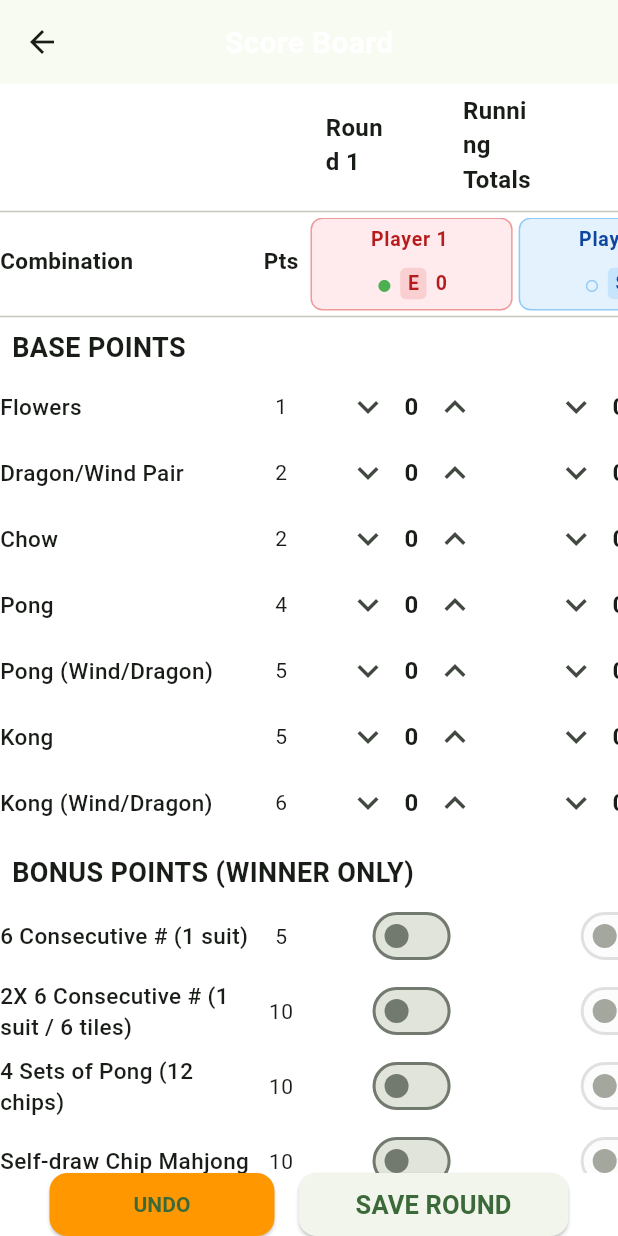
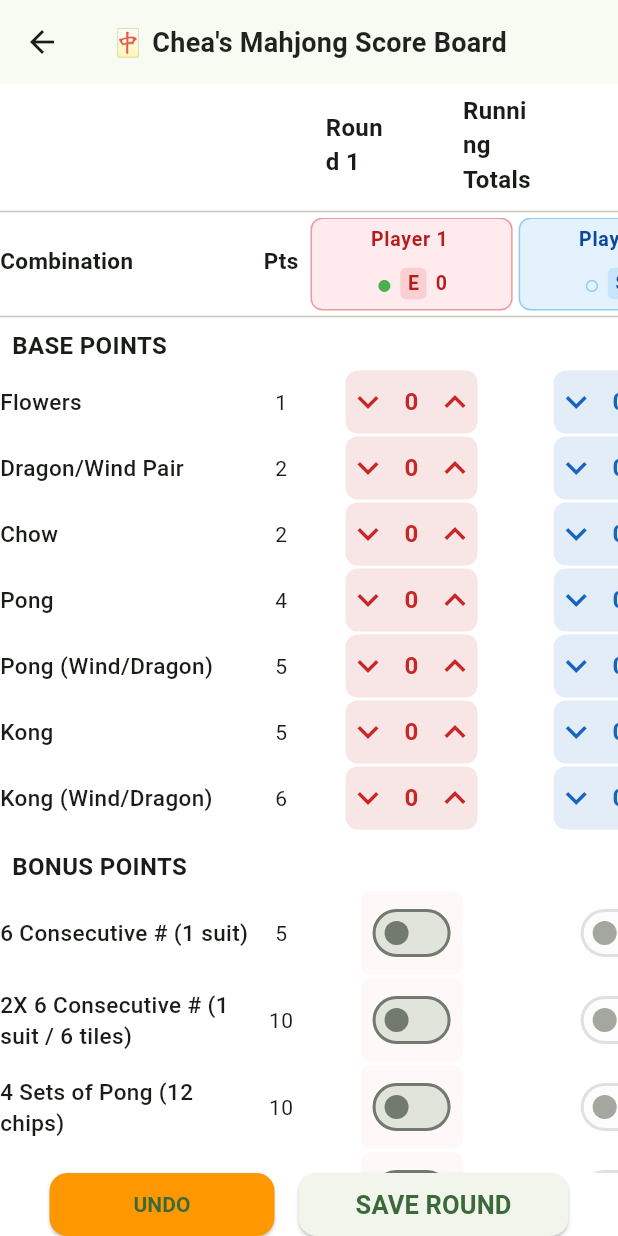
Before and after one commit to hkcApp/cheas_score_pro, a Flutter app: the screen it shows after launch, after a tap on "New Game", on a phone screen of 412 x 824 dp. Run offline on Flutter 3.47's test engine with Material 3 defaults, Android fonts, the phone set to English and light mode, and no system bars; our stand-ins replace shared_preferences.

Commit message:
Add player color theme system and UI polish

```diff
--- a/lib/screens/score_screen.dart
+++ b/lib/screens/score_screen.dart
@@ -250,8 +250,6 @@ class _ScoreScreenState
     BuildContext context,
   ) {
 
-
-
     final game =
         GameService.instance.currentGame;
 
@@ -260,25 +258,24 @@ class _ScoreScreenState
     }
 
 
-
-
     if (game == null) {
 
-
-
       return Scaffold(
-
 
         appBar:
             AppBar(
 
           title:
               const Text(
-            "Score Board",
+            "🀄 Chea's Mahjong Score Board",
+            style: TextStyle(
+              fontSize: 18,
+              fontWeight: FontWeight.bold,
+              color: Colors.black87,
+            ),
           ),
 
         ),
-
 
 
         body:
@@ -291,82 +288,55 @@ class _ScoreScreenState
 
         ),
 
-
       );
-
 
     }
 
 
 
-
-
-
-
-
     return Scaffold(
-
 
       appBar:
           AppBar(
 
-
         title:
             const Text(
-          "Score Board",
+          "🀄 Chea's Mahjong Score Board",
+          style: TextStyle(
+            fontSize: 18,
+            fontWeight: FontWeight.bold,
+            color: Colors.black87,
+          ),
         ),
 
-
       ),
-
-
 
 
 
       body:
           Column(
 
-
         children: [
-
-
-
 
 
           Padding(
 
-
             padding:
                 const EdgeInsets.symmetric(
-
               horizontal: 12,
-
               vertical: 6,
-
             ),
-
-
-
 
 
             child:
                 Column(
 
-
-
               children: [
-
-
-
-
 
 
                 Row(
 
-
-
                   children: [
-
 
 
                     const SizedBox(
@@ -374,146 +344,81 @@ class _ScoreScreenState
                     ),
 
 
-
                     const SizedBox(
                       width: 35,
                     ),
 
 
+                    Expanded(
+
+                      child:
+                          Center(
+
+                        child:
+                            Text(
+
+                          "Round ${game.round}",
+
+                          style:
+                              const TextStyle(
+                            fontSize: 16,
+                            fontWeight:
+                                FontWeight.bold,
+                          ),
+
+                        ),
+
+                      ),
+
+                    ),
+
+
+                    const Expanded(
+                      child:
+                          SizedBox(),
+                    ),
 
 
                     Expanded(
 
-
-
                       child:
                           Center(
-
-
 
                         child:
                             Text(
 
-
-
-                          "Round ${game.round}",
-
-
+                          "Running Totals",
 
                           style:
                               const TextStyle(
-
                             fontSize: 16,
-
                             fontWeight:
                                 FontWeight.bold,
-
                           ),
-
-
 
                         ),
 
-
-
                       ),
-
-
 
                     ),
 
 
-
-
-
                     const Expanded(
-
                       child:
                           SizedBox(),
-
                     ),
-
-
-
-
-
-
-                    Expanded(
-
-
-
-                      child:
-                          Center(
-
-
-
-                        child:
-                            Text(
-
-
-
-                          "Running Totals",
-
-
-
-                          style:
-                              const TextStyle(
-
-                            fontSize: 16,
-
-                            fontWeight:
-                                FontWeight.bold,
-
-                          ),
-
-
-
-                        ),
-
-
-
-                      ),
-
-
-
-                    ),
-
-
-
-
-
-                    const Expanded(
-
-                      child:
-                          SizedBox(),
-
-                    ),
-
 
 
                   ],
 
-
-
                 ),
-
-
-
-
 
 
               ],
 
-
-
             ),
 
-
-
           ),
-
-
-
 
 
 
@@ -523,104 +428,183 @@ class _ScoreScreenState
 
 
 
+          Flexible(
 
+            child:
+                SingleChildScrollView(
 
+              child:
+                  ScoringTable(
 
+                key: _tableKey,
 
-          Flexible(
-            child: SingleChildScrollView(
-              child: ScoringTable(
-                key: _tableKey,
                 playerNames:
                     game.players
-                        .map((player) => player.name)
+                        .map(
+                          (player) => player.name,
+                        )
                         .toList(),
+
 
                 runningTotals:
                     game.players
-                        .map((player) => player.score)
+                        .map(
+                          (player) => player.score,
+                        )
                         .toList(),
 
-                winnerIndex: winnerIndex,
 
-                onWinnerChanged: _winnerChanged,
+                winnerIndex:
+                    winnerIndex,
 
-                onPlayerNameChanged: (playerIndex, newName) {
+
+                onWinnerChanged:
+                    _winnerChanged,
+
+
+                onPlayerNameChanged:
+                    (playerIndex, newName) {
+
                   setState(() {
-                    game.players[playerIndex].name = newName;
+
+                    game.players[playerIndex].name =
+                        newName;
+
                   });
 
                   GameService.instance.saveCurrentGame();
+
                 },
 
-                onChanged: (values) {
-                  currentQuantities = values.map(
-                    (key, value) => MapEntry(
+
+                onChanged:
+                    (values) {
+
+                  currentQuantities =
+                      values.map(
+                    (key, value) =>
+                        MapEntry(
                       key,
                       List<int>.from(value),
                     ),
+
                   );
+
                 },
+
               ),
+
             ),
+
           ),
 
 
 
+          Row(
 
-          Row(
-            mainAxisAlignment: MainAxisAlignment.center,
+            mainAxisAlignment:
+                MainAxisAlignment.center,
+
             children: [
 
+
               SizedBox(
-                width: 150,
-                height: 42,
-                child: ElevatedButton(
-                  onPressed: _undoLastRound,
-                  style: ElevatedButton.styleFrom(
-                    backgroundColor: Colors.orange,
+
+                width:
+                    150,
+
+                height:
+                    42,
+
+                child:
+                    ElevatedButton(
+
+                  onPressed:
+                      _undoLastRound,
+
+                  style:
+                      ElevatedButton.styleFrom(
+
+                    backgroundColor:
+                        Colors.orange,
+
                   ),
-                  child: const Text(
+
+                  child:
+                      const Text(
+
                     "UNDO",
-                    style: TextStyle(
-                      fontWeight: FontWeight.bold,
+
+                    style:
+                        TextStyle(
+
+                      fontWeight:
+                          FontWeight.bold,
+
                     ),
+
                   ),
+
                 ),
+
               ),
 
-              const SizedBox(width: 16),
+
+
+              const SizedBox(
+                width: 16,
+              ),
+
+
 
               SizedBox(
-                width: 180,
-                height: 42,
-                child: ElevatedButton(
-                  onPressed: _saveRound,
-                  child: const Text(
+
+                width:
+                    180,
+
+                height:
+                    42,
+
+                child:
+                    ElevatedButton(
+
+                  onPressed:
+                      _saveRound,
+
+                  child:
+                      const Text(
+
                     "SAVE ROUND",
-                    style: TextStyle(
-                      fontSize: 17,
-                      fontWeight: FontWeight.bold,
+
+                    style:
+                        TextStyle(
+
+                      fontSize:
+                          17,
+
+                      fontWeight:
+                          FontWeight.bold,
+
                     ),
+
                   ),
+
                 ),
+
               ),
+
+
             ],
+
           )
-
 
 
         ],
 
-
-
       ),
-
-
 
     );
 
   }
 
-
 }
--- a/lib/widgets/quantity_control.dart
+++ b/lib/widgets/quantity_control.dart
@@ -8,6 +8,7 @@ class QuantityControl extends StatelessWidget {
     required this.onDecrement,
     this.maxValue = 99,
     this.enabled = true,
+    this.playerColor,
   });
 
   final int value;
@@ -20,80 +21,167 @@ class QuantityControl extends StatelessWidget {
 
   final bool enabled;
 
+  /// Optional player color theme.
+  final Color? playerColor;
+
+
   @override
   Widget build(BuildContext context) {
-    return SizedBox(
+
+    final tintColor =
+        playerColor ??
+        Colors.transparent;
+
+
+    return Container(
+
       width: 88,
+
       height: 42,
-      child: Row(
+
+      decoration:
+          BoxDecoration(
+
+        color:
+            enabled
+                ? tintColor.withValues(
+                    alpha: 0.12,
+                  )
+                : Colors.transparent,
+
+        borderRadius:
+            BorderRadius.circular(
+          8,
+        ),
+
+      ),
+
+
+      child:
+          Row(
+
         mainAxisAlignment:
             MainAxisAlignment.center,
+
         crossAxisAlignment:
             CrossAxisAlignment.center,
+
         children: [
+
 
           // Decrease button
           SizedBox(
+
             width: 30,
+
             height: 42,
-            child: IconButton(
-              padding: EdgeInsets.zero,
-              iconSize: 28,
-              icon: const Icon(
+
+            child:
+                IconButton(
+
+              padding:
+                  EdgeInsets.zero,
+
+              iconSize:
+                  28,
+
+              icon:
+                  const Icon(
                 Icons.keyboard_arrow_down,
               ),
-              color: enabled
-                  ? null
-                  : Colors.blue,
+
+              color:
+                  enabled
+                      ? playerColor
+                      : Colors.blue,
+
               onPressed:
                   enabled
                       ? onDecrement
                       : null,
+
             ),
+
           ),
+
 
 
           // Number display
           SizedBox(
+
             width: 28,
-            child: Text(
+
+            child:
+                Text(
+
               value.toString(),
+
               textAlign:
                   TextAlign.center,
-              style: TextStyle(
-                fontSize: 16,
+
+              style:
+                  TextStyle(
+
+                fontSize:
+                    16,
+
                 fontWeight:
                     FontWeight.bold,
-                color: enabled
-                    ? null
-                    : Colors.grey,
+
+                color:
+                    enabled
+                        ? playerColor
+                        : Colors.grey,
+
               ),
+
             ),
+
           ),
+
 
 
           // Increase button
           SizedBox(
+
             width: 30,
+
             height: 42,
-            child: IconButton(
-              padding: EdgeInsets.zero,
-              iconSize: 28,
-              icon: const Icon(
+
+            child:
+                IconButton(
+
+              padding:
+                  EdgeInsets.zero,
+
+              iconSize:
+                  28,
+
+              icon:
+                  const Icon(
                 Icons.keyboard_arrow_up,
               ),
-              color: enabled
-                  ? null
-                  : Colors.blue,
+
+              color:
+                  enabled
+                      ? playerColor
+                      : Colors.blue,
+
               onPressed:
                   enabled &&
                           value < maxValue
                       ? onIncrement
                       : null,
+
             ),
+
           ),
+
         ],
+
       ),
+
     );
+
   }
 }
--- a/lib/widgets/scoring_table.dart
+++ b/lib/widgets/scoring_table.dart
@@ -3,6 +3,7 @@ import 'package:flutter/material.dart';
 
 import '../models/scoring_rule.dart';
 import '../services/game_service.dart';
+import '../theme/player_colors.dart';
 import 'quantity_control.dart';
 
 class ScoringTable extends StatefulWidget {
@@ -291,7 +292,7 @@ class ScoringTableState extends State<ScoringTable> {
 
         style:
             const TextStyle(
-          fontSize: 18,
+          fontSize: 16,
           fontWeight:
               FontWeight.bold,
         ),
@@ -483,11 +484,33 @@ class ScoringTableState extends State<ScoringTable> {
 
               if (isToggle) {
 
+                final playerTheme =
+                    PlayerColors.player(index);
 
                 return Expanded(
 
-                  child:
-                      Center(
+                  child: Center(
+
+                    child: Container(
+
+                      padding:
+                          const EdgeInsets.all(4),
+
+                      decoration:
+                          BoxDecoration(
+
+                        color:
+                            enabled
+                                ? playerTheme.background
+                                    .withValues(
+                                      alpha: 0.35,
+                                    )
+                                : Colors.transparent,
+
+                        borderRadius:
+                            BorderRadius.circular(6),
+
+                      ),
 
                       child:
                           Switch(
@@ -497,6 +520,8 @@ class ScoringTableState extends State<ScoringTable> {
                                     rule.name]![index] >
                                 0,
 
+                        activeThumbColor:
+                            playerTheme.accent,
 
                         onChanged:
                             enabled
@@ -515,8 +540,9 @@ class ScoringTableState extends State<ScoringTable> {
 
                     ),
 
+                  ),
+
                 );
-
 
               }
 
@@ -567,18 +593,20 @@ class ScoringTableState extends State<ScoringTable> {
 
                   child:
                       QuantityControl(
-
                         value:
                             _quantities[
                                 rule.name]![index],
 
-
                         maxValue:
                             rule.maxQuantity,
 
-
                         enabled:
                             enabled,
+
+                        playerColor:
+                            PlayerColors
+                                .player(index)
+                                .accent,
 
 
                     onIncrement:
@@ -718,7 +746,7 @@ class ScoringTableState extends State<ScoringTable> {
 
 
             _buildSectionTitle(
-              "BONUS POINTS (WINNER ONLY)",
+              "BONUS POINTS",
             ),
 
 
```
Lines whose indentation alone changed are shown as unchanged.
